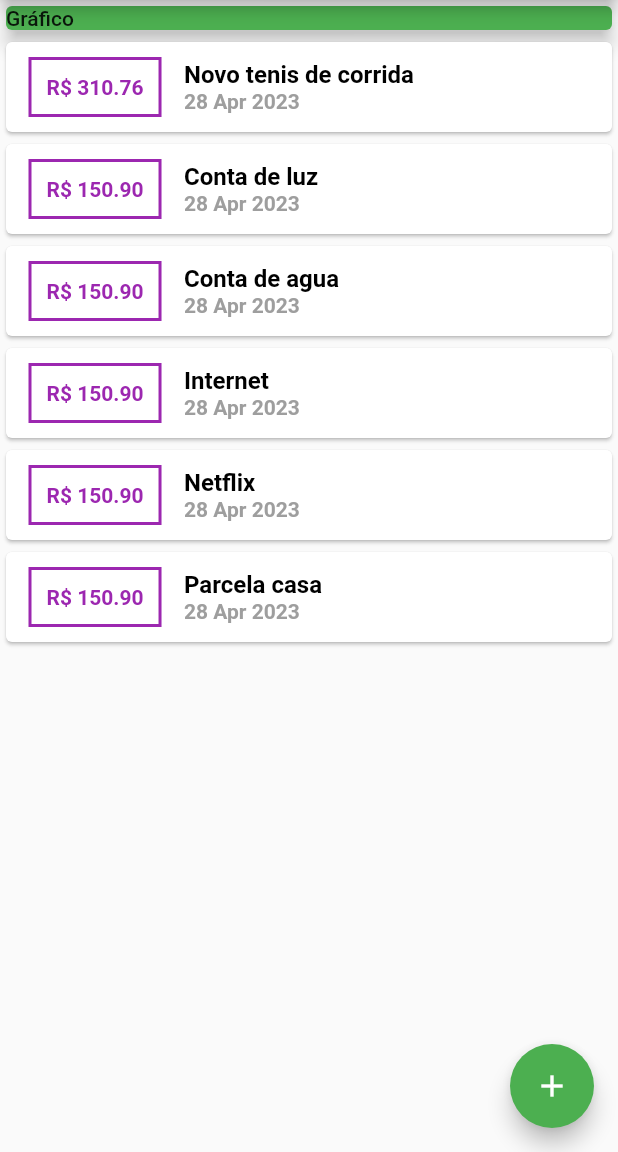
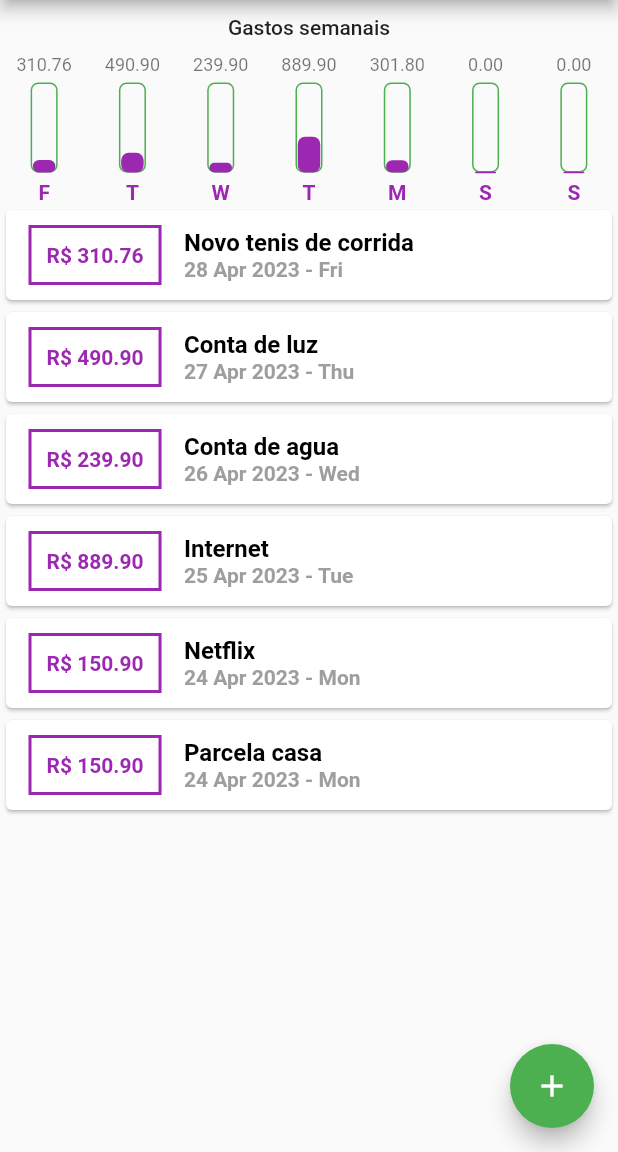
Before and after one commit to trentinrossi/flutter-expenses, a Flutter app: the screen it shows after launch, on a phone screen of 412 x 824 dp, the part 84-1236 px from its top. Run offline on Flutter 3.47's test engine with Material 2 defaults, Android fonts, the phone set to English and light mode, and no system bars; Roboto replaces fonts that are missing (Open Sans).

Commit message:
125 - Add chart

```diff
--- /dev/null
+++ b/lib/components/transaction_graph.dart
@@ -0,0 +1,69 @@
+import 'package:expenses/components/transaction_graph_bar.dart';
+import 'package:flutter/material.dart';
+import 'package:intl/intl.dart';
+
+import '../models/transaction.dart';
+
+class TransactionGraph extends StatelessWidget {
+  final List<Transaction> transactions;
+  const TransactionGraph({Key? key, required this.transactions})
+      : super(key: key);
+
+  List<Map<String, Object>> get groupedTransactions {
+    return List.generate(7, (index) {
+      final weekDay = DateTime.now().subtract(
+        Duration(days: index),
+      );
+
+      double totalSum = 0.0;
+
+      for (var i = 0; i < transactions.length; i++) {
+        bool sameDay = transactions[i].date.day == weekDay.day;
+        bool sameMonth = transactions[i].date.month == weekDay.month;
+        bool sameYear = transactions[i].date.year == weekDay.year;
+
+        if (sameDay && sameMonth && sameYear) {
+          totalSum += transactions[i].value;
+        }
+      }
+
+      return {
+        'day': DateFormat.E().format(weekDay)[0],
+        'value': totalSum,
+      };
+    });
+  }
+
+  double get _weekTotalValue {
+    return groupedTransactions.fold(0.0, (sum, tr) {
+      return sum + (tr['value'] as double);
+    });
+  }
+
+  @override
+  Widget build(BuildContext context) {
+    return Column(
+      children: [
+        const SizedBox(height: 10),
+        Text(
+          'Gastos semanais',
+          style: Theme.of(context).textTheme.bodyLarge,
+        ),
+        const SizedBox(height: 10),
+        Row(
+          mainAxisAlignment: MainAxisAlignment.spaceAround,
+          children: groupedTransactions
+              .map((tr) => Flexible(
+                    fit: FlexFit.tight,
+                    child: GraphBar(
+                      label: tr['day'] as String,
+                      value: tr['value'] as double,
+                      percentage: (tr['value'] as double) / _weekTotalValue,
+                    ),
+                  ))
+              .toList(),
+        ),
+      ],
+    );
+  }
+}
--- /dev/null
+++ b/lib/components/transaction_graph_bar.dart
@@ -0,0 +1,54 @@
+import 'package:flutter/material.dart';
+
+class GraphBar extends StatelessWidget {
+  final String? label;
+  final double? value;
+  final double? percentage;
+
+  const GraphBar({
+    this.label,
+    this.value,
+    this.percentage,
+    Key? key,
+  }) : super(key: key);
+
+  @override
+  Widget build(BuildContext context) {
+    return Column(
+      children: [
+        FittedBox(
+          child: Text(value!.toStringAsFixed(2),
+              style: Theme.of(context).textTheme.bodySmall),
+        ),
+        const SizedBox(height: 5),
+        SizedBox(
+          height: 60,
+          width: 18,
+          child: Stack(
+            alignment: Alignment.bottomCenter,
+            children: <Widget>[
+              Container(
+                decoration: BoxDecoration(
+                    border: Border.all(color: Colors.green),
+                    borderRadius: BorderRadius.circular(5)),
+              ),
+              FractionallySizedBox(
+                heightFactor: percentage,
+                child: Container(
+                  width: 15,
+                  decoration: BoxDecoration(
+                      color: Theme.of(context).colorScheme.primary,
+                      border: Border.all(
+                          color: Theme.of(context).colorScheme.primary),
+                      borderRadius: BorderRadius.circular(5)),
+                ),
+              ),
+            ],
+          ),
+        ),
+        const SizedBox(height: 5),
+        Text(label!),
+      ],
+    );
+  }
+}
--- a/lib/components/transaction_list.dart
+++ b/lib/components/transaction_list.dart
@@ -38,7 +38,7 @@ class TransactionList extends StatelessWidget {
                       transaction.title,
                       style: Theme.of(context).textTheme.titleMedium,
                     ),
-                    Text(DateFormat('d MMM y').format(transaction.date),
+                    Text(DateFormat('d MMM y - E').format(transaction.date),
                         style: const TextStyle(color: Colors.grey))
                   ],
                 ),
--- a/lib/main.dart
+++ b/lib/main.dart
@@ -1,6 +1,7 @@
 import 'dart:math';
 
 import 'package:expenses/components/transaction_form.dart';
+import 'package:expenses/components/transaction_graph.dart';
 import 'package:expenses/components/transaction_list.dart';
 import 'package:flutter/material.dart';
 
@@ -87,15 +88,30 @@ class _MyHomePageState extends State<MyHomePage> {
         value: 310.76,
         date: DateTime.now()),
     Transaction(
-        id: 't2', title: 'Conta de luz', value: 150.90, date: DateTime.now()),
+        id: 't2',
+        title: 'Conta de luz',
+        value: 490.90,
+        date: DateTime.now().subtract(Duration(days: 1))),
     Transaction(
-        id: 't3', title: 'Conta de agua', value: 150.90, date: DateTime.now()),
+        id: 't3',
+        title: 'Conta de agua',
+        value: 239.90,
+        date: DateTime.now().subtract(Duration(days: 2))),
     Transaction(
-        id: 't4', title: 'Internet', value: 150.90, date: DateTime.now()),
+        id: 't4',
+        title: 'Internet',
+        value: 889.90,
+        date: DateTime.now().subtract(Duration(days: 3))),
     Transaction(
-        id: 't5', title: 'Netflix', value: 150.90, date: DateTime.now()),
+        id: 't5',
+        title: 'Netflix',
+        value: 150.90,
+        date: DateTime.now().subtract(Duration(days: 4))),
     Transaction(
-        id: 't6', title: 'Parcela casa', value: 150.90, date: DateTime.now()),
+        id: 't6',
+        title: 'Parcela casa',
+        value: 150.90,
+        date: DateTime.now().subtract(Duration(days: 4))),
   ];
 
   _openTransactionFormModal(BuildContext context) {
@@ -104,6 +120,14 @@ class _MyHomePageState extends State<MyHomePage> {
         builder: (_) {
           return TransactionForm(_addTransaction);
         });
+  }
+
+  List<Transaction> get _recentTransactions {
+    return _transactions.where((tr) {
+      return tr.date.isAfter(DateTime.now().subtract(
+        Duration(days: 7),
+      ));
+    }).toList();
   }
 
   _addTransaction(String title, double value) {
@@ -136,14 +160,7 @@ class _MyHomePageState extends State<MyHomePage> {
               child: Column(
                 crossAxisAlignment: CrossAxisAlignment.stretch,
                 children: [
-                  Card(
-                    color: Theme.of(context).colorScheme.secondary,
-                    elevation: 5,
-                    child: Text(
-                      'Gráfico',
-                      style: Theme.of(context).textTheme.bodyLarge,
-                    ),
-                  ),
+                  TransactionGraph(transactions: _recentTransactions),
                   TransactionList(transactions: _transactions)
                   // TransactionUser()
                 ],
```
